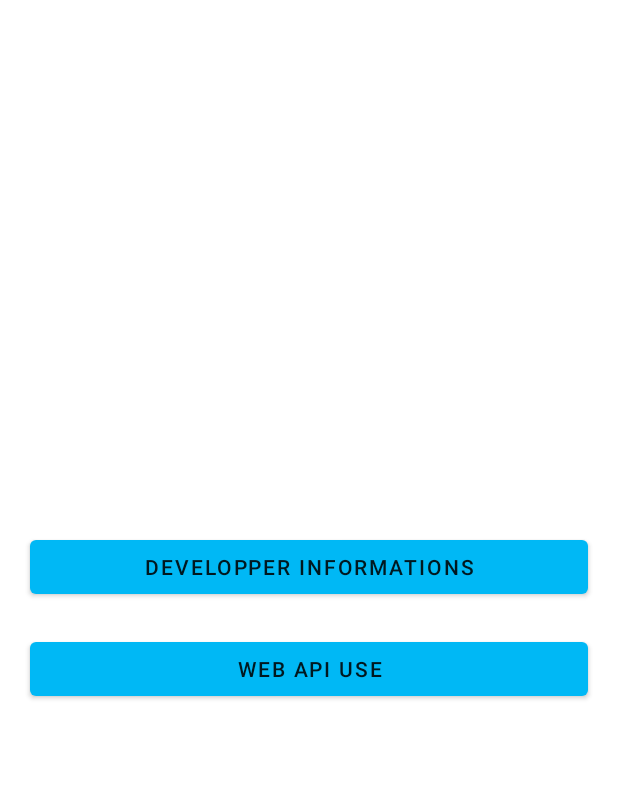
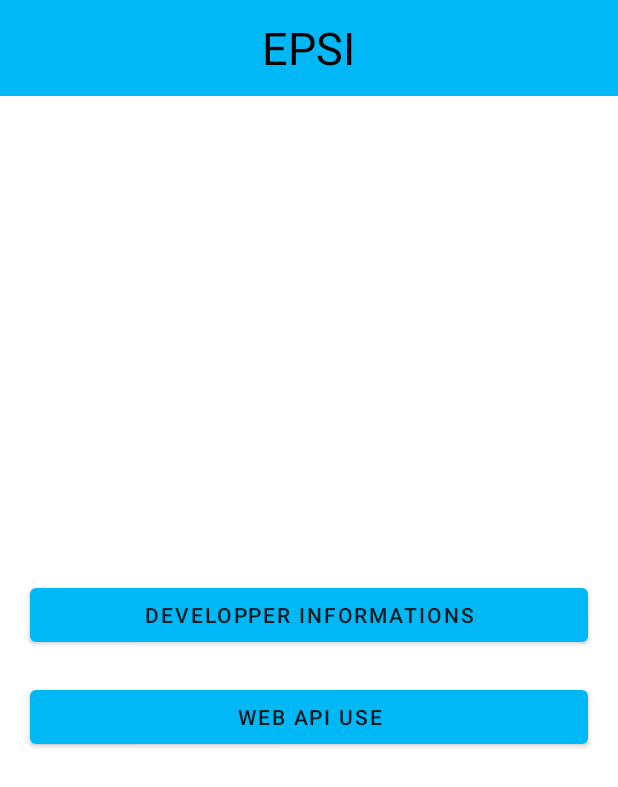
Before and after one commit to FrancisEpsi/Examen-EPSI-Android-Kotlin, an Android app: the screen it shows after launch (MainActivity), on a phone screen of 412 x 824 dp. Shown: the top 787 px of the screen. Run offline under Robolectric (Android 15) with nearby library versions, the phone set to English and light mode, and no system bars.

Commit message:
Ajout de l'en-tête + icône back

```diff
--- a/app/src/main/res/layout/activity_main.xml
+++ b/app/src/main/res/layout/activity_main.xml
@@ -5,9 +5,23 @@
     android:layout_width="match_parent"
     android:layout_height="match_parent"
     tools:context=".MainActivity"
-    android:gravity="center"
     android:orientation="vertical">
 
+    <include
+        layout="@layout/layout_header"
+        android:layout_width="match_parent"
+        android:layout_height="wrap_content" />
+
+    <LinearLayout
+        android:layout_width="match_parent"
+        android:layout_height="match_parent"
+        android:orientation="horizontal"
+        android:gravity="center">
+
+        <LinearLayout
+            android:layout_width="match_parent"
+            android:layout_height="wrap_content"
+            android:orientation="vertical">
 
             <Button
                 android:id="@+id/buttonDevInfo"
@@ -22,3 +36,11 @@
                 />
 
         </LinearLayout>
+
+    </LinearLayout>
+
+
+
+
+
+</LinearLayout>
--- /dev/null
+++ b/app/src/main/res/layout/layout_header.xml
@@ -0,0 +1,30 @@
+<?xml version="1.0" encoding="utf-8"?>
+<LinearLayout xmlns:android="http://schemas.android.com/apk/res/android"
+    xmlns:app="http://schemas.android.com/apk/res-auto"
+    android:orientation="vertical"
+    android:layout_width="match_parent"
+    android:layout_height="match_parent">
+    <RelativeLayout
+        android:layout_width="match_parent"
+        android:layout_height="64dp"
+        android:background="@color/blue">
+
+        <ImageView
+            android:id="@+id/imageViewBack"
+            android:layout_width="40dp"
+            android:layout_height="40dp"
+            android:visibility="gone"
+            android:layout_centerVertical="true"
+            android:layout_marginLeft="16dp"
+            app:srcCompat="@drawable/back_icon" />
+
+        <TextView
+            android:id="@+id/textViewTitleBar"
+            android:text="@string/titleBar_Text"
+            android:textColor="@color/black"
+            android:textSize="30sp"
+            android:layout_width="wrap_content"
+            android:layout_height="wrap_content"
+            android:layout_centerInParent="true"/>
+    </RelativeLayout>
+</LinearLayout>
```
Also changed, not shown: app/src/main/res/drawable-night/back_icon.jpg (added), app/src/main/res/drawable/back_icon.jpg (added), 12 other files. Lines whose indentation alone changed are shown as unchanged.
